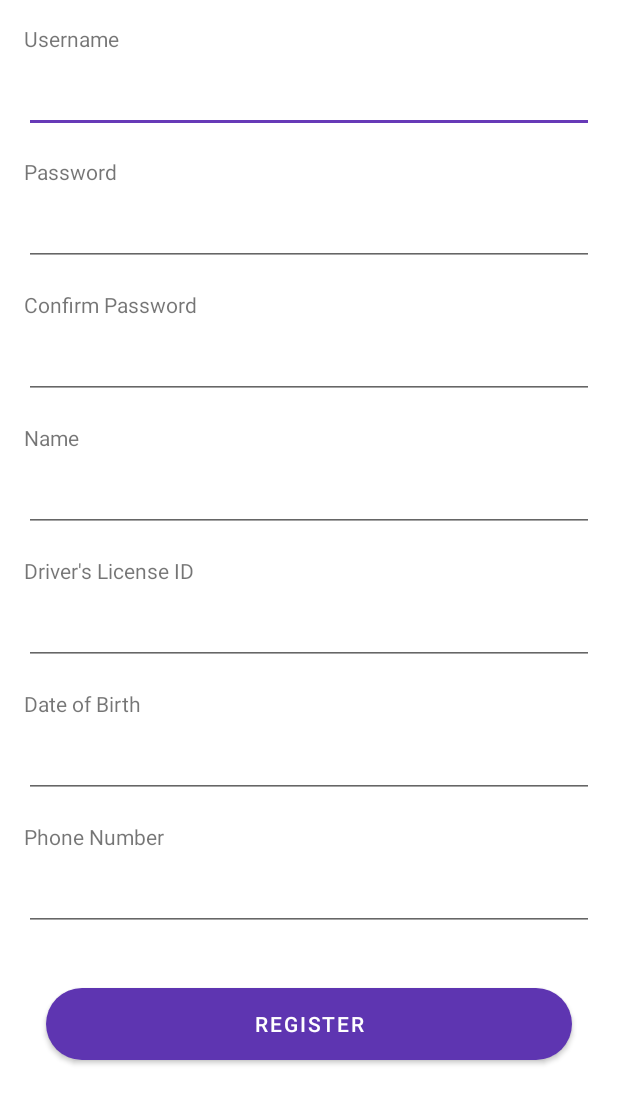
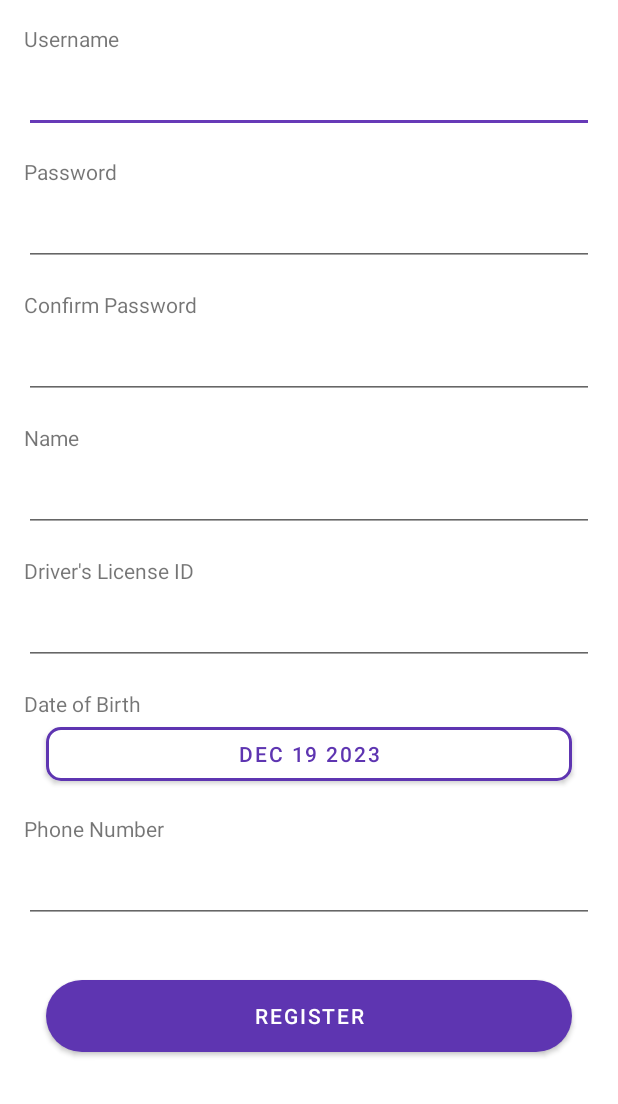
Before and after one commit to pravramidis/CarSharingFrontEnd, an Android app: the UserRegistration screen opened directly, with no data from a screen before it, after a tap on "REGISTER", on a phone screen of 412 x 824 dp. Shown: the top 1104 px of the screen. Run offline under Robolectric (Android 15) with nearby library versions, the light colour scheme and no system bars; our stand-ins replace Volley; network calls fail.

Commit message:
Add datepicker to the registraton screen

```diff
--- a/app/src/main/java/com/CharaProdromos/carsharing/UserRegistration.java
+++ b/app/src/main/java/com/CharaProdromos/carsharing/UserRegistration.java
@@ -2,11 +2,15 @@ package com.CharaProdromos.carsharing;
 
 import static android.provider.Settings.System.getString;
 
+import android.app.AlertDialog;
+import android.app.DatePickerDialog;
 import android.content.Context;
+import android.content.Intent;
 import android.view.LayoutInflater;
 import android.view.View;
 import android.view.ViewGroup;
 import android.widget.Button;
+import android.widget.DatePicker;
 import android.widget.EditText;
 import android.widget.Toast;
 
@@ -20,23 +24,41 @@ import com.android.volley.Response;
 import com.android.volley.VolleyError;
 import com.android.volley.toolbox.JsonObjectRequest;
 import com.android.volley.toolbox.Volley;
+import com.google.android.material.button.MaterialButton;
+
 import android.os.Bundle;
 import android.view.View;
 import android.widget.Button;
 import androidx.appcompat.app.AppCompatActivity;
 
+import java.util.Calendar;
+
 public class UserRegistration extends AppCompatActivity{
     private Context context;
 //    private Button registerButton = findViewById(R.id.buttonRegister);
+
+
+    private DatePickerDialog datePickerDialog;
+    private MaterialButton dateButton;
 
     protected void onCreate(Bundle savedInstanceState) {
         super.onCreate(savedInstanceState);
         setContentView(R.layout.registration_screen);
 
-        Context context = this;
+        initDatePicker();
+        dateButton = findViewById(R.id.datePickerButton);
+        dateButton.setText(getTodaysDate());
+        dateButton.setEnabled(true);
+
         EditText editTextUsername =findViewById(R.id.editTextUsername);
         EditText editTextPassword =findViewById(R.id.editTextPassword);
+        EditText editTextConfirmPassword = findViewById(R.id.editTextConfirmPassword);
+        EditText editTextName = findViewById(R.id.editTextName);
+        EditText editTextDateofBirth = editTextName;
+        EditText editTextLicenseId = findViewById(R.id.editTextLicenseId);
+        EditText editTextPhoneNumber = findViewById(R.id.editTextPhoneNumber);
         Button registerButton = findViewById(R.id.buttonRegister);
+
         System.out.println("hrenew");
         System.out.println("hrenew");
         registerButton.setEnabled(true);
@@ -47,21 +69,168 @@ public class UserRegistration extends AppCompatActivity{
                 // Get the username and password from EditText fields
                 String username = editTextUsername.getText().toString();
                 String password = editTextPassword.getText().toString();
+                String confirmPassword = editTextConfirmPassword.getText().toString();
+
+                if (password.equals(confirmPassword) == false) {
+                    Toast toast = Toast.makeText(getApplicationContext(), "Passwords do not match", Toast.LENGTH_LONG);
+                    toast.show();
+                    return;
+                }
+
+                String name = editTextName.getText().toString();
+                String date = dateButton.getText().toString();
+                String licenseId = editTextLicenseId.getText().toString();
+                String phoneNumber = editTextPhoneNumber.getText().toString();
 
                 // Execute AsyncTask to perform the HTTP request
-                httpRequestRegistration(username, password);
+                httpRequestRegistration(username, password, name, date, licenseId, phoneNumber);
             }
         });
+    }
 
+    private String getTodaysDate() {
+        Calendar cal = Calendar.getInstance();
+        int year = cal.get(Calendar.YEAR);
+        int month = cal.get(Calendar.MONTH);
+        month = month + 1;
+        int day = cal.get(Calendar.DAY_OF_MONTH);
+
+        return makeDateString(day, month, year);
+    }
+
+    private String makeDateString(int day, int month, int year) {
+        return getMonthFormat(month) + " " + day + " " + year;
     }
 
 
-    private void httpRequestRegistration(String username, String password) {
+    private void initDatePicker() {
+        DatePickerDialog.OnDateSetListener dateSetListener = new DatePickerDialog.OnDateSetListener() {
+            @Override
+            public void onDateSet(DatePicker datePicker, int year, int month, int dayOfMonth) {
+                month = month + 1;
+
+                String date = makeDateString(dayOfMonth, month, year);
+                dateButton.setText(date);
+            }
+        };
+
+        Calendar cal = Calendar.getInstance();
+        int year = cal.get(Calendar.YEAR);
+        int month = cal.get(Calendar.MONTH);
+        int day = cal.get(Calendar.DAY_OF_MONTH);
+
+        int style = AlertDialog.THEME_HOLO_LIGHT;
+
+        datePickerDialog = new DatePickerDialog(this, style, dateSetListener, year, month, day);
+    }
+
+    private String getMonthFormat(int month) {
+        switch (month) {
+            case 1: {
+                return "JAN";
+            }
+            case 2: {
+                return "FEB";
+            }
+            case 3: {
+               return "MAR";
+            }
+            case 4: {
+                return "APR";
+            }
+            case 5: {
+                return "MAY";
+            }
+            case 6: {
+                return "JUN";
+            }
+            case 7: {
+                return "JUL";
+            }
+            case 8: {
+                return "AUG";
+            }
+            case 9: {
+                return "SEP";
+            }
+            case 10: {
+                return "OCT";
+            }
+            case 11: {
+                return "NOV";
+            }
+            case 12: {
+                return "DEC";
+            }
+        }
+
+        return "invalid month";
+    }
+
+    public void openDatePicker(View view) {
+        datePickerDialog.show();
+    }
+
+    private String monthDecode(String monthName) {
+        switch (monthName) {
+            case "JAN": {
+                return "1";
+            }
+            case "FEB": {
+                return "2";
+            }
+            case "MAR": {
+                return "3";
+            }
+            case "APR": {
+                return "4";
+            }
+            case "MAY": {
+                return "5";
+            }
+            case "JUN": {
+                return "6";
+            }
+            case "JUL": {
+                return "7";
+            }
+            case "AUG": {
+                return "8";
+            }
+            case "SEP": {
+                return "9";
+            }
+            case "OCT": {
+                return "10";
+            }
+            case "NOV": {
+                return "11";
+            }
+            case "DEC": {
+                return "12";
+            }
+        }
+        //never gets here
+        return "-1";
+    }
+
+
+    private void httpRequestRegistration(String username, String password, String name, String date, String licenseId, String phoneNumber) {
         //RequestQueue initialized
+        String [] words = date.split("\\s+");
+        words[0] = monthDecode(words[0]).toString();
+        date = words[2]+"-"+words[0]+"-"+words[1];
+
+
+
         JSONObject jsonBody = new JSONObject();
         try {
             jsonBody.put("Username", username);
             jsonBody.put("Password", password);
+            jsonBody.put("name", name);
+            jsonBody.put("date", date);
+            jsonBody.put("licenseId", licenseId);
+            jsonBody.put("phoneNumber", phoneNumber);
         } catch (JSONException e) {
             e.printStackTrace();
         }
@@ -82,7 +251,8 @@ public class UserRegistration extends AppCompatActivity{
                                 toast.show();
                             }
                             else {
-                                setContentView(R.layout.login_screen);
+                                Intent intent = new Intent(UserRegistration.this, UserLogin.class);
+                                startActivity(intent);
                             }
                         }
                         catch (Exception exception) {
--- a/app/src/main/res/layout/registration_screen.xml
+++ b/app/src/main/res/layout/registration_screen.xml
@@ -141,17 +141,22 @@
                 app:layout_constraintStart_toStartOf="parent"
                 app:layout_constraintTop_toBottomOf="@id/editTextLicenseId" />
 
-            <EditText
-                android:id="@+id/editTextDateOfBirth"
+
+            <com.google.android.material.button.MaterialButton
+                android:id="@+id/datePickerButton"
                 android:layout_width="0dp"
+                app:layout_constraintWidth_percent="0.85"
                 android:layout_height="wrap_content"
-                android:layout_marginStart="16dp"
-                android:layout_marginTop="8dp"
-                android:layout_marginEnd="16dp"
-                android:inputType="date"
+                android:text="JAN 11 2000"
+                app:cornerRadius="10dp"
+                android:textColor="@color/myPrimary"
+                android:backgroundTint="@android:color/white"
+                app:strokeColor="@color/myPrimary"
+                app:layout_constraintTop_toBottomOf="@id/textViewDateOfBirth"
+                app:layout_constraintStart_toStartOf="parent"
                 app:layout_constraintEnd_toEndOf="parent"
-                app:layout_constraintStart_toStartOf="parent"
-                app:layout_constraintTop_toBottomOf="@id/textViewDateOfBirth" />
+                android:onClick="openDatePicker"
+                app:strokeWidth="2dp"/>
 
             <!-- Phone Number -->
             <TextView
@@ -162,7 +167,7 @@
                 android:layout_marginTop="16dp"
                 android:text="Phone Number"
                 app:layout_constraintStart_toStartOf="parent"
-                app:layout_constraintTop_toBottomOf="@id/editTextDateOfBirth" />
+                app:layout_constraintTop_toBottomOf="@id/datePickerButton" />
 
             <EditText
                 android:id="@+id/editTextPhoneNumber"
```
